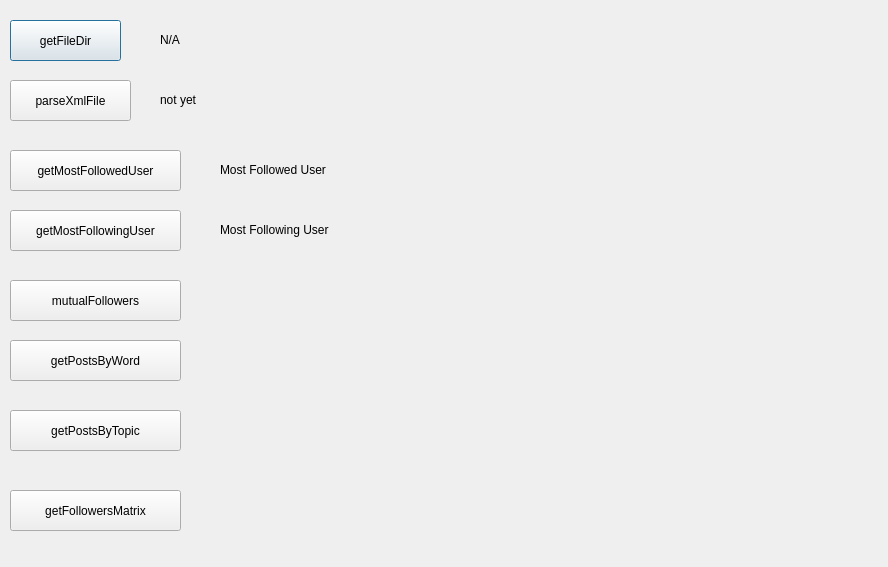
This is GUIOfBothPtojects/analyzerwindow.ui in Muhammed-EmadEldeen/XML-Parser-Analyzer as Qt 5 draws it before an edit. The edited form follows.
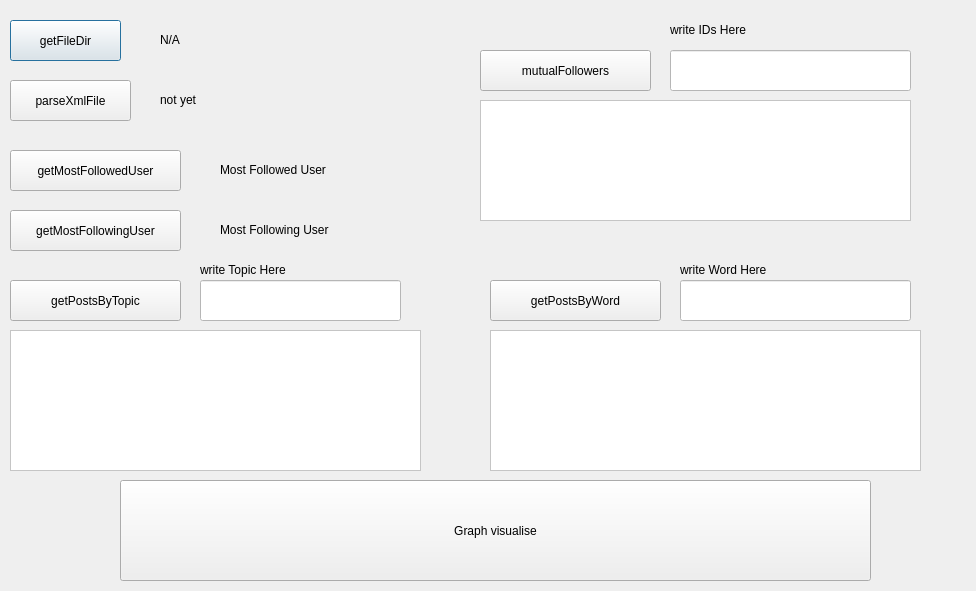
This is the edited form.

```diff
--- a/GUIOfBothPtojects/analyzerwindow.ui
+++ b/GUIOfBothPtojects/analyzerwindow.ui
@@ -6,8 +6,8 @@
    <rect>
     <x>0</x>
     <y>0</y>
-    <width>888</width>
-    <height>567</height>
+    <width>976</width>
+    <height>591</height>
    </rect>
   </property>
   <property name="windowTitle">
@@ -55,8 +55,8 @@
   <widget class="QPushButton" name="mutualFollowersBtn">
    <property name="geometry">
     <rect>
-     <x>10</x>
-     <y>280</y>
+     <x>480</x>
+     <y>50</y>
      <width>171</width>
      <height>41</height>
     </rect>
@@ -68,8 +68,8 @@
   <widget class="QPushButton" name="getPostsByWordBtn">
    <property name="geometry">
     <rect>
-     <x>10</x>
-     <y>340</y>
+     <x>490</x>
+     <y>280</y>
      <width>171</width>
      <height>41</height>
     </rect>
@@ -78,24 +78,11 @@
     <string>getPostsByWord</string>
    </property>
   </widget>
-  <widget class="QPushButton" name="getFollowersMatrixBtn">
-   <property name="geometry">
-    <rect>
-     <x>10</x>
-     <y>490</y>
-     <width>171</width>
-     <height>41</height>
-    </rect>
-   </property>
-   <property name="text">
-    <string>getFollowersMatrix</string>
-   </property>
-  </widget>
   <widget class="QPushButton" name="getPostsByTopicBtn">
    <property name="geometry">
     <rect>
      <x>10</x>
-     <y>410</y>
+     <y>280</y>
      <width>171</width>
      <height>41</height>
     </rect>
@@ -169,6 +156,136 @@
     <string>not yet</string>
    </property>
   </widget>
+  <widget class="QPushButton" name="pushButton">
+   <property name="geometry">
+    <rect>
+     <x>120</x>
+     <y>480</y>
+     <width>751</width>
+     <height>101</height>
+    </rect>
+   </property>
+   <property name="text">
+    <string>Graph visualise</string>
+   </property>
+  </widget>
+  <widget class="QLineEdit" name="lineEdit">
+   <property name="geometry">
+    <rect>
+     <x>670</x>
+     <y>50</y>
+     <width>241</width>
+     <height>41</height>
+    </rect>
+   </property>
+   <property name="styleSheet">
+    <string notr="true">background-color: rgb(255, 255, 255);</string>
+   </property>
+  </widget>
+  <widget class="QListWidget" name="listWidget">
+   <property name="geometry">
+    <rect>
+     <x>480</x>
+     <y>100</y>
+     <width>431</width>
+     <height>121</height>
+    </rect>
+   </property>
+   <property name="styleSheet">
+    <string notr="true">background-color: rgb(255, 255, 255);</string>
+   </property>
+  </widget>
+  <widget class="QListWidget" name="getPostsByWordListWidget">
+   <property name="geometry">
+    <rect>
+     <x>490</x>
+     <y>330</y>
+     <width>431</width>
+     <height>141</height>
+    </rect>
+   </property>
+   <property name="styleSheet">
+    <string notr="true">background-color: rgb(255, 255, 255);</string>
+   </property>
+  </widget>
+  <widget class="QLineEdit" name="getPostsByWordLineEdit">
+   <property name="geometry">
+    <rect>
+     <x>680</x>
+     <y>280</y>
+     <width>231</width>
+     <height>41</height>
+    </rect>
+   </property>
+   <property name="styleSheet">
+    <string notr="true">background-color: rgb(255, 255, 255);</string>
+   </property>
+  </widget>
+  <widget class="QLineEdit" name="getPostsByTopicLineEdit">
+   <property name="geometry">
+    <rect>
+     <x>200</x>
+     <y>280</y>
+     <width>201</width>
+     <height>41</height>
+    </rect>
+   </property>
+   <property name="styleSheet">
+    <string notr="true">background-color: rgb(255, 255, 255);</string>
+   </property>
+  </widget>
+  <widget class="QListWidget" name="getPostsByTopicListWidget">
+   <property name="geometry">
+    <rect>
+     <x>10</x>
+     <y>330</y>
+     <width>411</width>
+     <height>141</height>
+    </rect>
+   </property>
+   <property name="styleSheet">
+    <string notr="true">background-color: rgb(255, 255, 255);</string>
+   </property>
+  </widget>
+  <widget class="QLabel" name="label">
+   <property name="geometry">
+    <rect>
+     <x>200</x>
+     <y>260</y>
+     <width>171</width>
+     <height>20</height>
+    </rect>
+   </property>
+   <property name="text">
+    <string>write Topic Here</string>
+   </property>
+  </widget>
+  <widget class="QLabel" name="label_2">
+   <property name="geometry">
+    <rect>
+     <x>680</x>
+     <y>260</y>
+     <width>171</width>
+     <height>20</height>
+    </rect>
+   </property>
+   <property name="text">
+    <string>write Word Here</string>
+   </property>
+  </widget>
+  <widget class="QLabel" name="label_3">
+   <property name="geometry">
+    <rect>
+     <x>670</x>
+     <y>20</y>
+     <width>171</width>
+     <height>20</height>
+    </rect>
+   </property>
+   <property name="text">
+    <string>write IDs Here</string>
+   </property>
+  </widget>
  </widget>
  <resources/>
  <connections/>
```
